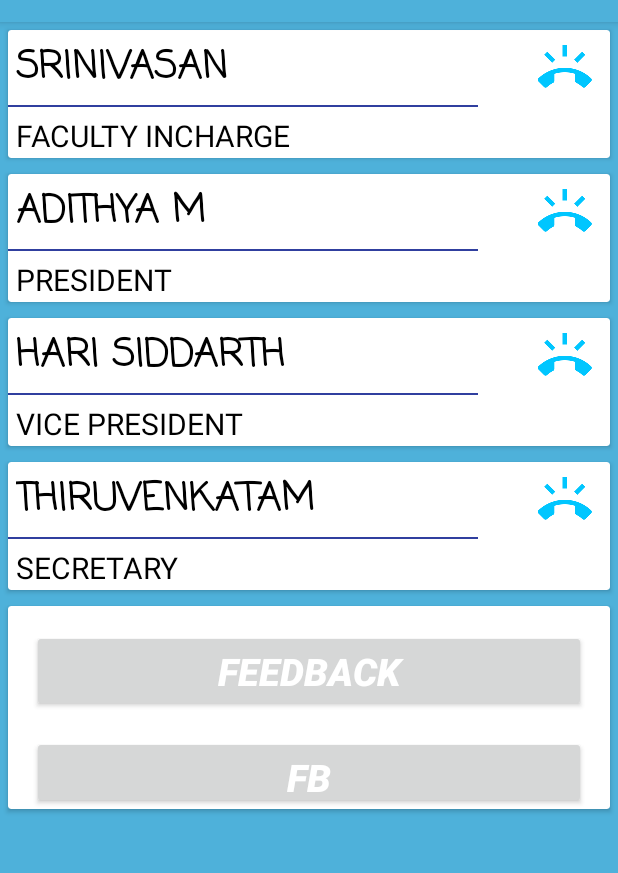
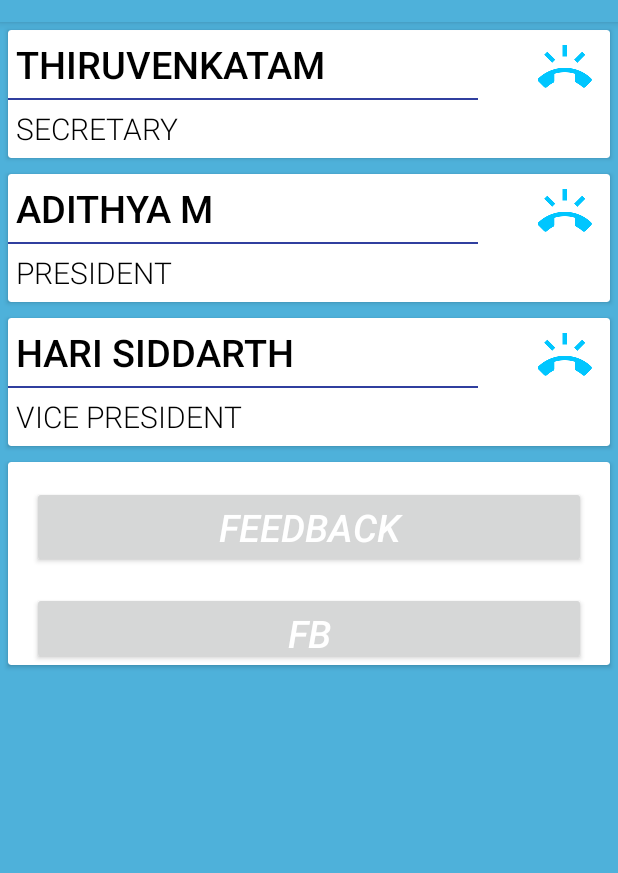
Before and after one commit to nareshvelu96/Interrupt2016, an Android app: the fragment contact placed in its activity, on a phone screen of 412 x 824 dp, the part 62-935 px from its top. Run offline under Robolectric (Android 15) with nearby library versions, the light colour scheme and no system bars; libraries missing offline, so code that uses them is left out: com.manuelpeinado.fadingactionbar, info.hoang8f.widget; plain views replace FButton; Roboto replaces fonts that are not available here; 18 statements that could not run were skipped.

Commit message:
Version 1.01

```diff
--- a/app/src/main/java/in/svce/interrupt16/android/contact.java
+++ b/app/src/main/java/in/svce/interrupt16/android/contact.java
@@ -29,23 +29,14 @@ public class contact extends Fragment {
 
 
 
-        ImageButton call1, call2, call3, call4;
+        ImageButton call2, call3, call4;
 
-        call1 = (ImageButton) view.findViewById(R.id.call1);
+
         call2 = (ImageButton) view.findViewById(R.id.call2);
         call3 = (ImageButton) view.findViewById(R.id.call3);
         call4 = (ImageButton) view.findViewById(R.id.call4);
 
 
-        call1.setOnClickListener(new View.OnClickListener() {
-            @Override
-            public void onClick(View v) {
-                String numberToDial = "tel:" + "9842092575";
-                startActivity(new Intent(Intent.ACTION_DIAL, Uri.parse(numberToDial)));
-
-
-            }
-        });
 
         call2.setOnClickListener(new View.OnClickListener() {
             @Override
--- a/app/src/main/res/layout/contact.xml
+++ b/app/src/main/res/layout/contact.xml
@@ -7,7 +7,7 @@
     android:orientation="vertical"
     xmlns:fbutton="http://schemas.android.com/apk/res-auto">
     <android.support.v7.widget.CardView
-        android:id="@+id/card_view1"
+        android:id="@+id/card_view4"
         android:layout_gravity="center"
         android:layout_width="fill_parent"
         android:layout_height="85dp"
@@ -18,14 +18,14 @@
             android:orientation="vertical">
 
             <TextView
-                android:id="@+id/textView1"
+                android:id="@+id/textView7"
                 android:layout_width="wrap_content"
                 android:layout_height="wrap_content"
-                android:text="SRINIVASAN"
+                android:text="THIRUVENKATAM"
                 android:textColor="#000000"
                 android:textSize="25dp"
                 android:layout_margin="5dp"
-                android:fontFamily="casual"
+                android:fontFamily="sans-serif-light"
                 android:textStyle="bold"
                 />
             <View
@@ -35,10 +35,11 @@
 
 
             <TextView
-                android:id="@+id/textView2"
+                android:id="@+id/textView8"
                 android:layout_width="wrap_content"
                 android:layout_height="wrap_content"
-                android:text="FACULTY INCHARGE"
+                android:fontFamily="sans-serif-light"
+                android:text="SECRETARY"
                 android:textColor="#000000"
                 android:layout_margin="5dp"
                 android:textSize="20sp" />
@@ -46,7 +47,7 @@
         <ImageButton
             android:layout_width="wrap_content"
             android:layout_height="50dp"
-            android:id="@+id/call1"
+            android:id="@+id/call4"
             android:tint="#00c6ff"
             android:backgroundTint="#FFFFFF"
             android:layout_gravity="right"
@@ -72,7 +73,7 @@
                 android:textColor="#000000"
                 android:textSize="25dp"
                 android:layout_margin="5dp"
-                android:fontFamily="casual"
+                android:fontFamily="sans-serif-light"
                 android:textStyle="bold"
                 />
             <View
@@ -86,6 +87,7 @@
                 android:layout_width="wrap_content"
                 android:layout_height="wrap_content"
                 android:text="PRESIDENT"
+                android:fontFamily="sans-serif-light"
                 android:textColor="#000000"
                 android:layout_margin="5dp"
                 android:textSize="20sp" />
@@ -118,7 +120,7 @@
                 android:textColor="#000000"
                 android:textSize="25dp"
                 android:layout_margin="5dp"
-                android:fontFamily="casual"
+                android:fontFamily="sans-serif-light"
                 android:textStyle="bold"
                 />
             <View
@@ -132,6 +134,7 @@
                 android:layout_width="wrap_content"
                 android:layout_height="wrap_content"
                 android:text="VICE PRESIDENT"
+                android:fontFamily="sans-serif-light"
                 android:textColor="#000000"
                 android:layout_margin="5dp"
                 android:textSize="20sp" />
@@ -145,52 +148,7 @@
             android:layout_gravity="right"
             android:src="@mipmap/ic_ring_volume_white_36dp" />
     </android.support.v7.widget.CardView>
-    <android.support.v7.widget.CardView
-        android:id="@+id/card_view4"
-        android:layout_gravity="center"
-        android:layout_width="fill_parent"
-        android:layout_height="85dp"
-        android:layout_margin="5dp">
-        <LinearLayout
-            android:layout_width="fill_parent"
-            android:layout_height="fill_parent"
-            android:orientation="vertical">
 
-            <TextView
-                android:id="@+id/textView7"
-                android:layout_width="wrap_content"
-                android:layout_height="wrap_content"
-                android:text="THIRUVENKATAM"
-                android:textColor="#000000"
-                android:textSize="25dp"
-                android:layout_margin="5dp"
-                android:fontFamily="casual"
-                android:textStyle="bold"
-                />
-            <View
-                android:layout_width="313dp"
-                android:layout_height="1dp"
-                android:background="@color/colorPrimaryDark" />
-
-
-            <TextView
-                android:id="@+id/textView8"
-                android:layout_width="wrap_content"
-                android:layout_height="wrap_content"
-                android:text="SECRETARY"
-                android:textColor="#000000"
-                android:layout_margin="5dp"
-                android:textSize="20sp" />
-        </LinearLayout>
-        <ImageButton
-            android:layout_width="wrap_content"
-            android:layout_height="50dp"
-            android:id="@+id/call4"
-            android:tint="#00c6ff"
-            android:backgroundTint="#FFFFFF"
-            android:layout_gravity="right"
-            android:src="@mipmap/ic_ring_volume_white_36dp" />
-    </android.support.v7.widget.CardView>
     <android.support.v7.widget.CardView
         android:id="@+id/card_viewer"
         android:layout_gravity="center"
@@ -210,6 +168,7 @@
                 android:textColor="#FFFFFF"
                 fbutton:buttonColor="#e75c5c"
                 fbutton:shadowEnabled="true"
+                android:fontFamily="sans-serif-light"
                 android:textStyle="bold|italic"
                 android:layout_margin="16dp"
                 android:textSize="25dp"
@@ -228,6 +187,7 @@
                 android:textColor="#FFFFFF"
                 fbutton:buttonColor="#004e92"
                 fbutton:shadowEnabled="true"
+                android:fontFamily="sans-serif-light"
                 android:textStyle="bold|italic"
                 android:textSize="25dp"
                 android:onClick="fb"
--- a/app/src/main/res/values/strings.xml
+++ b/app/src/main/res/values/strings.xml
@@ -475,8 +475,19 @@ Steps:\n1. Download our app\n\n
 
         <item>PICTURESQUE</item>
         <item>Online Event</item>
-        <item>Showcase your photography skills\n</item>
-        <item>Will be updated. Follow our website!</item>
+        <item>Aim. Focus. Shoot!\n
+Let your words be few, and your exposures be many..\n
+
+We welcome you all to participate in the online photography contest conducted by INTERRUPT\'16.\n
+We provide you an opportunity where you could impress us with your shutterbug skills.\n
+
+</item>
+        <item> So here you go!\nYou need to inbox your images to the INTERRUPT\'16 page with your Name, College Name and your contact number.\n
+
+All your clicks will be judged only by the juries and not by likes or shares, as likes count can\'t filter talents :)\n\n
+
+1.Theme is open for the first round.(impress us with your skills).\n
+2.Second round will be filtered and the theme will be announced later.\n\n</item>
 
     </string-array>
 
@@ -484,10 +495,8 @@ Steps:\n1. Download our app\n\n
 
         <item>QUIZZLER</item>
         <item>Online Event</item>
-        <item>The quintessential geek is defined by the thick, round glasses and frequent usage of big technical words like\n\“\Architectural Neutral Distribution Format \“\. Sounds familiar?\n
-Are you willing to fight it out in a buzzer induced frenzy?\nAre you ready to be questioned on anything under the sun?(Or cloud, pun intended).\nAs the clock keeps ticking, we expect you to bring your A game at Interrupt this year!\n\n</item>
-        <item>The event is organised into 3 levels: Easy, Medium and Hard.\n
-Level 1 consists of 80 questions, followed by 60 questions in level 2 and 30 questions in level 3.\n\n
+        <item>The quintessential geek is defined by the thick, round glasses and frequent usage of big technical words like\n\"Architectural Neutral Distribution Format \“.Sounds familiar?\nAre you willing to fight it out in a buzzer induced frenzy?\nAre you ready to be questioned on anything under the sun?(Or cloud, pun intended).\nAs the clock keeps ticking, we expect you to bring your A game at Interrupt this year!\n\n</item>
+        <item>The event is organised into 3 levels: Easy, Medium and Hard.\nLevel 1 consists of 80 questions, followed by 60 questions in level 2 and 30 questions in level 3.\n\n
 The questions are randomly generated at each level according to their level of difficulty.\n
 Each level consists of questions that fall under six major categories, namely:\n
 1) Connections\n
```
